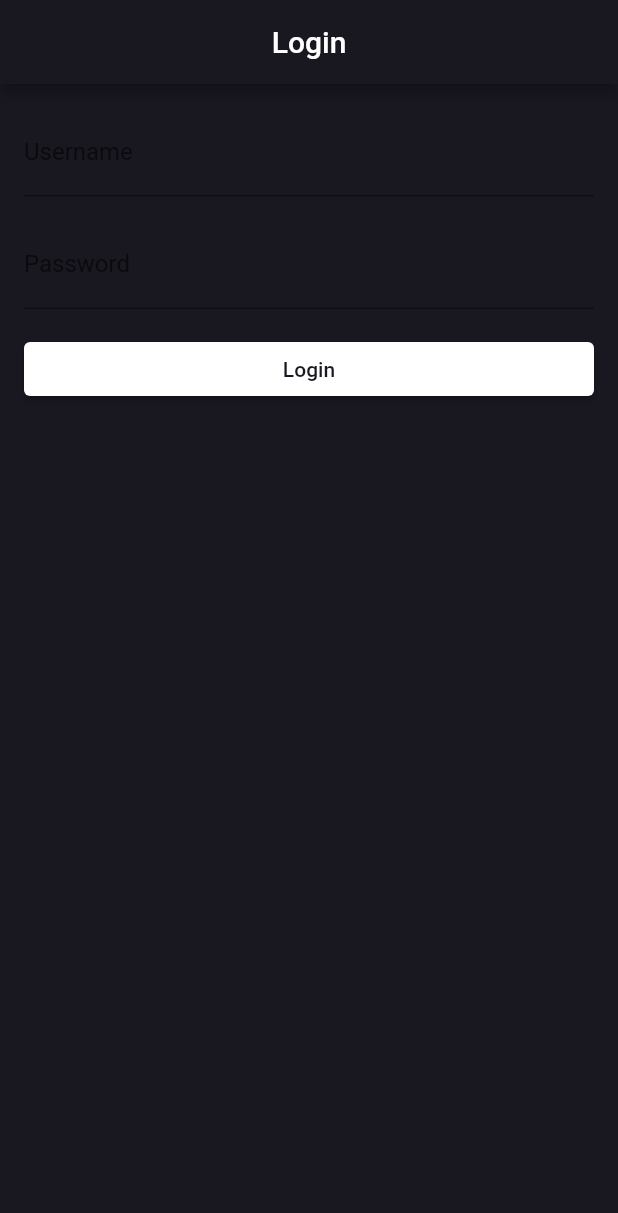
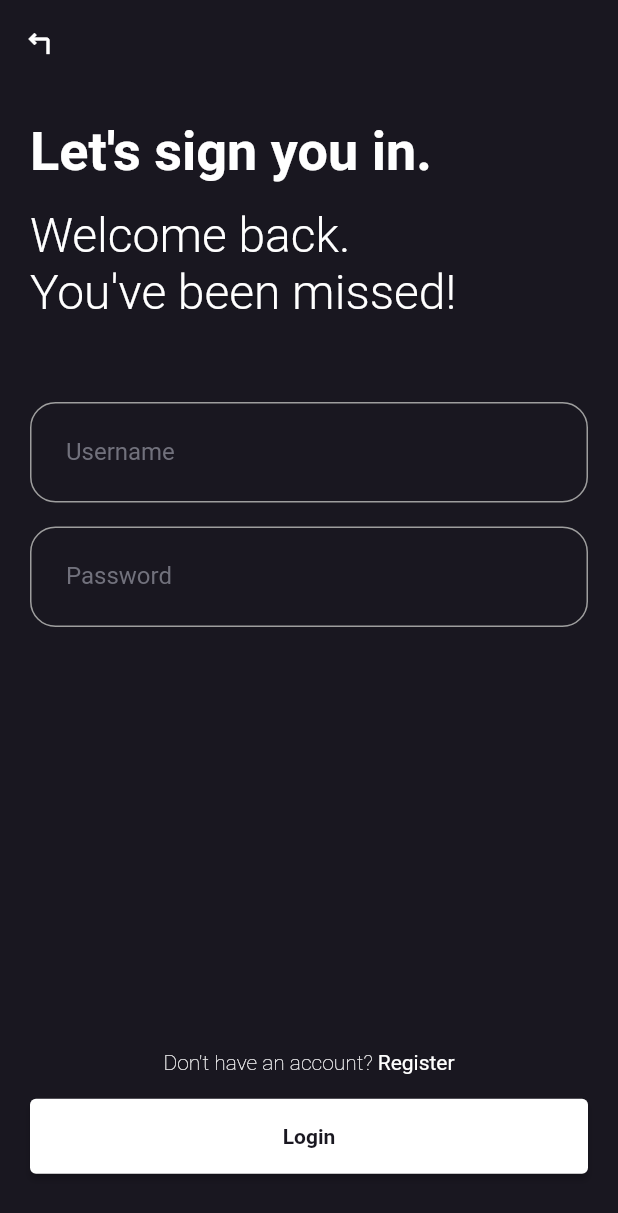
Before and after one commit to JaberMa/test_tasks, a Flutter app: the screen it shows after launch, on a phone screen of 412 x 824 dp. Shown: the top 1213 px of the screen. Run offline on Flutter 3.47's test engine with Material 2 defaults, Android fonts, the phone set to English and light mode, and no system bars; our stand-ins replace easy_localization; missing offline and left inert: dart:ffi.

Commit message:
Login Page design

```diff
--- a/lib/main.dart
+++ b/lib/main.dart
@@ -10,8 +10,8 @@ void main() {
   runApp(EasyLocalization(
     supportedLocales: const [Locale('en'), Locale('ar')],
     path: 'assets/translations',
-    fallbackLocale: const Locale('en', 'US'),
-    startLocale: const Locale('en', 'US'),
+    fallbackLocale: const Locale('en'),
+    startLocale: const Locale('en'),
     child: const MyApp(),
   ));
 }
--- /dev/null
+++ b/lib/screens/home_screen/components/msg_welcome.dart
@@ -0,0 +1,33 @@
+import 'package:flutter/material.dart';
+
+class MsgWelcome extends StatelessWidget {
+  final String headlineWelcome, messageWelcome;
+  const MsgWelcome(
+      {super.key, required this.headlineWelcome, required this.messageWelcome});
+
+  @override
+  Widget build(BuildContext context) {
+    return Column(
+      crossAxisAlignment: CrossAxisAlignment.stretch,
+      children: [
+        Text(
+          headlineWelcome,
+          style: const TextStyle(
+            fontSize: 36,
+            fontWeight: FontWeight.w700,
+          ),
+        ),
+        const SizedBox(
+          height: 16,
+        ),
+        Text(
+          messageWelcome,
+          style: const TextStyle(
+            fontSize: 32,
+            fontWeight: FontWeight.w300,
+          ),
+        )
+      ],
+    );
+  }
+}
--- a/lib/screens/home_screen/login_screen.dart
+++ b/lib/screens/home_screen/login_screen.dart
@@ -1,5 +1,9 @@
+import 'dart:ffi';
+
 import 'package:flutter/material.dart';
 import 'package:provider/provider.dart';
+import 'package:test_tasks/screens/home_screen/components/msg_welcome.dart';
+import 'package:test_tasks/utils/constants/app_strings.dart';
 import '../../providers/login_provider.dart';
 
 class LoginScreen extends StatefulWidget {
@@ -27,11 +31,22 @@ class LoginScreenState extends State<LoginScreen> {
 
     return Scaffold(
       appBar: AppBar(
-        centerTitle: true,
-        title: const Text('Login'),
+        elevation: 0,
+        leading: const Icon(Icons.turn_left),
       ),
-      body: Padding(
-        padding: const EdgeInsets.all(16.0),
+      body: Container(
+        padding: const EdgeInsets.only(top: 24, right: 20, left: 20),
+        child: Column(
+          mainAxisSize: MainAxisSize.max,
+          children: [
+            const MsgWelcome(
+                headlineWelcome: AppStrings.headlineWelcome,
+                messageWelcome: AppStrings.messageWelcome),
+            const SizedBox(
+              height: 54,
+            ),
+            Flexible(
+              flex: 7,
               child: Form(
                 key: _formKey,
                 child: Column(
@@ -39,8 +54,11 @@ class LoginScreenState extends State<LoginScreen> {
                   children: [
                     TextFormField(
                       controller: _usernameController,
-                decoration: const InputDecoration(
+                      decoration: InputDecoration(
                         labelText: 'Username',
+                        border: OutlineInputBorder(
+                          borderRadius: BorderRadius.circular(25.0),
+                        ),
                       ),
                       validator: (value) {
                         if (value!.isEmpty) {
@@ -52,7 +70,7 @@ class LoginScreenState extends State<LoginScreen> {
                     const SizedBox(height: 16.0),
                     TextFormField(
                       controller: _passwordController,
-                decoration: const InputDecoration(
+                      decoration: InputDecoration(
                         labelText: 'Password',
                       ),
                       obscureText: true,
@@ -63,17 +81,47 @@ class LoginScreenState extends State<LoginScreen> {
                         return null;
                       },
                     ),
+                  ],
+                ),
+              ),
+            ),
+            Expanded(
+              flex: 2,
+              child: Column(children: [
+                Center(
+                    child: Row(
+                  mainAxisAlignment: MainAxisAlignment.center,
+                  children: [
+                    const Text(
+                      AppStrings.instructionMsg,
+                      style: TextStyle(
+                        fontWeight: FontWeight.w200,
+                      ),
+                    ),
+                    GestureDetector(
+                      onTap: null,
+                      child: const Text(" Register"),
+                    ),
+                  ],
+                )),
                 const SizedBox(height: 16.0),
-              ElevatedButton(
-                child: const Text('Login'),
+                Container(
+                  //padding: const EdgeInsets.symmetric(horizontal: 20.0),
+                  height: 50,
+                  width: double.infinity,
+                  child: ElevatedButton(
+                    child: const Text(
+                      'Login',
+                      style: TextStyle(fontWeight: FontWeight.bold),
+                    ),
                     onPressed: () async {
                       if (_formKey.currentState!.validate()) {
                         model.setUsername(_usernameController.text);
                         model.setPassword(_passwordController.text);
                         bool canLogin = await model.login();
-                    if(canLogin && mounted){
+                        if (canLogin && mounted) {
                           Navigator.pushReplacementNamed(context, '/home');
-                    }else {
+                        } else {
                           ScaffoldMessenger.of(context).showSnackBar(
                             const SnackBar(
                               content: Text('Cannot login! wrong credentials!'),
@@ -84,8 +132,10 @@ class LoginScreenState extends State<LoginScreen> {
                       }
                     },
                   ),
+                ),
+              ]),
+            ),
           ],
-          ),
         ),
       ),
     );
--- a/lib/utils/app_theme.dart
+++ b/lib/utils/app_theme.dart
@@ -14,5 +14,21 @@ class AppTheme {
             backgroundColor: Colors.white,
           ),
         ),
+        inputDecorationTheme: InputDecorationTheme(
+          hintStyle: const TextStyle(color: Colors.white),
+          focusedBorder: OutlineInputBorder(
+            borderRadius: BorderRadius.circular(17.0),
+            borderSide: const BorderSide(color: Colors.grey),
+          ),
+          enabledBorder: OutlineInputBorder(
+              borderRadius: BorderRadius.circular(17.0),
+              borderSide: const BorderSide(color: Colors.grey)),
+          labelStyle: const TextStyle(color: AppColors.greyedTextColor),
+          border: OutlineInputBorder(
+            borderRadius: BorderRadius.circular(20.0),
+          ),
+          contentPadding:
+              const EdgeInsets.symmetric(vertical: 24.0, horizontal: 24.0),
+        ),
       );
 }
--- a/lib/utils/constants/app_strings.dart
+++ b/lib/utils/constants/app_strings.dart
@@ -3,11 +3,9 @@ class AppStrings {
   static const String loginSuccessMessage = 'Login successful!';
   static const String loginErrorMessage = 'Cannot login! wrong credentials!';
   static const String headlineWelcome = "Let's sign you in.";
-  static const String messageWelcome = "Welcome back. \n You've been missed!";
+  static const String messageWelcome = "Welcome back.\nYou've been missed!";
   static const String instructionMsg = "Don't have an account?";
 
-   static const String username = "naeim";
-   static const String password = "1703";
-
-
+  static const String username = "naeim";
+  static const String password = "1703";
 }
--- a/pubspec.yaml
+++ b/pubspec.yaml
@@ -62,8 +62,8 @@ flutter:
   uses-material-design: true
 
   # To add assets to your application, add an assets section, like this:
-  # assets:
-  #   - images/a_dot_burr.jpeg
+  assets:
+    - assets/translations/
   #   - images/a_dot_ham.jpeg
 
   # An image asset can refer to one or more resolution-specific "variants", see
```
Also changed, not shown: lib/screens/home_screen/components/form_widget.dart (added, +64 -0 lines), assets/translations/ar.json (renamed from lib/assets/translations/ar.json), assets/translations/en.json (renamed from lib/assets/translations/en.json). Lines whose indentation alone changed are shown as unchanged.
